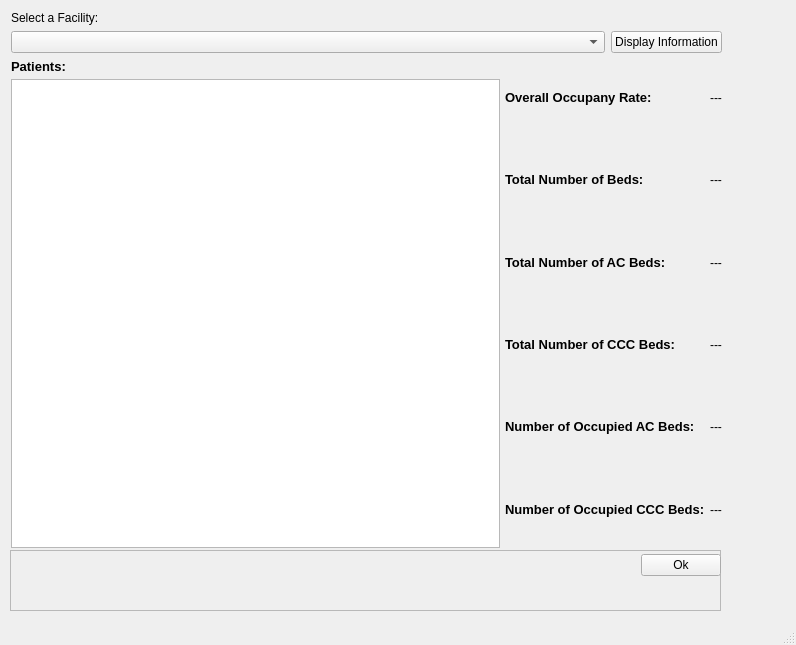
First picture: the form in viewfacility.ui, repository hummushaman/EOBCproject, before the edit.
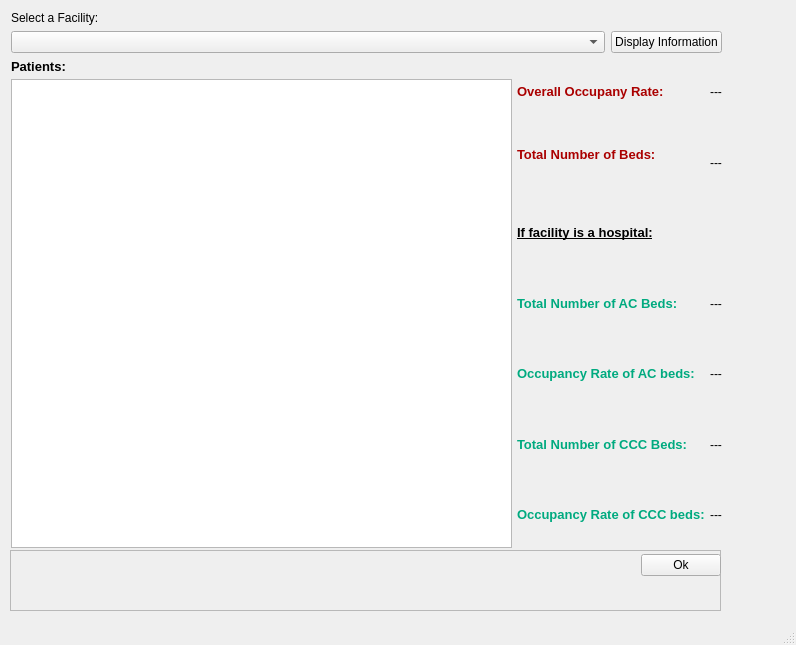
Second picture: the form after the edit.

Diff of the .ui file:
```diff
--- a/viewfacility.ui
+++ b/viewfacility.ui
@@ -163,7 +163,7 @@
 &lt;html&gt;&lt;head&gt;&lt;meta name=&quot;qrichtext&quot; content=&quot;1&quot; /&gt;&lt;style type=&quot;text/css&quot;&gt;
 p, li { white-space: pre-wrap; }
 &lt;/style&gt;&lt;/head&gt;&lt;body style=&quot; font-family:'Sans'; font-size:10pt; font-weight:400; font-style:normal;&quot;&gt;
-&lt;p style=&quot; margin-top:0px; margin-bottom:0px; margin-left:0px; margin-right:0px; -qt-block-indent:0; text-indent:0px;&quot;&gt;&lt;span style=&quot; font-weight:600;&quot;&gt;Overall Occupany Rate: &lt;/span&gt;&lt;/p&gt;&lt;/body&gt;&lt;/html&gt;</string>
+&lt;p style=&quot; margin-top:0px; margin-bottom:0px; margin-left:0px; margin-right:0px; -qt-block-indent:0; text-indent:0px;&quot;&gt;&lt;span style=&quot; font-weight:600; color:#aa0000;&quot;&gt;Overall Occupany Rate: &lt;/span&gt;&lt;/p&gt;&lt;/body&gt;&lt;/html&gt;</string>
              </property>
             </widget>
            </item>
@@ -174,7 +174,19 @@
 &lt;html&gt;&lt;head&gt;&lt;meta name=&quot;qrichtext&quot; content=&quot;1&quot; /&gt;&lt;style type=&quot;text/css&quot;&gt;
 p, li { white-space: pre-wrap; }
 &lt;/style&gt;&lt;/head&gt;&lt;body style=&quot; font-family:'Sans'; font-size:10pt; font-weight:400; font-style:normal;&quot;&gt;
-&lt;p style=&quot; margin-top:0px; margin-bottom:0px; margin-left:0px; margin-right:0px; -qt-block-indent:0; text-indent:0px;&quot;&gt;&lt;span style=&quot; font-weight:600;&quot;&gt;Total Number of Beds: &lt;/span&gt;&lt;/p&gt;&lt;/body&gt;&lt;/html&gt;</string>
+&lt;p style=&quot; margin-top:0px; margin-bottom:0px; margin-left:0px; margin-right:0px; -qt-block-indent:0; text-indent:0px;&quot;&gt;&lt;span style=&quot; font-weight:600; color:#aa0000;&quot;&gt;Total Number of Beds:&lt;/span&gt;&lt;/p&gt;
+&lt;p style=&quot;-qt-paragraph-type:empty; margin-top:0px; margin-bottom:0px; margin-left:0px; margin-right:0px; -qt-block-indent:0; text-indent:0px; font-weight:600; color:#aa0000;&quot;&gt;&lt;/p&gt;&lt;/body&gt;&lt;/html&gt;</string>
+             </property>
+            </widget>
+           </item>
+           <item>
+            <widget class="QLabel" name="label_5">
+             <property name="text">
+              <string>&lt;!DOCTYPE HTML PUBLIC &quot;-//W3C//DTD HTML 4.0//EN&quot; &quot;http://www.w3.org/TR/REC-html40/strict.dtd&quot;&gt;
+&lt;html&gt;&lt;head&gt;&lt;meta name=&quot;qrichtext&quot; content=&quot;1&quot; /&gt;&lt;style type=&quot;text/css&quot;&gt;
+p, li { white-space: pre-wrap; }
+&lt;/style&gt;&lt;/head&gt;&lt;body style=&quot; font-family:'Sans'; font-size:10pt; font-weight:400; font-style:normal;&quot;&gt;
+&lt;p style=&quot; margin-top:0px; margin-bottom:0px; margin-left:0px; margin-right:0px; -qt-block-indent:0; text-indent:0px;&quot;&gt;&lt;span style=&quot; font-weight:600; text-decoration: underline;&quot;&gt;If facility is a hospital:&lt;/span&gt;&lt;/p&gt;&lt;/body&gt;&lt;/html&gt;</string>
              </property>
             </widget>
            </item>
@@ -185,18 +197,7 @@
 &lt;html&gt;&lt;head&gt;&lt;meta name=&quot;qrichtext&quot; content=&quot;1&quot; /&gt;&lt;style type=&quot;text/css&quot;&gt;
 p, li { white-space: pre-wrap; }
 &lt;/style&gt;&lt;/head&gt;&lt;body style=&quot; font-family:'Sans'; font-size:10pt; font-weight:400; font-style:normal;&quot;&gt;
-&lt;p style=&quot; margin-top:0px; margin-bottom:0px; margin-left:0px; margin-right:0px; -qt-block-indent:0; text-indent:0px;&quot;&gt;&lt;span style=&quot; font-weight:600;&quot;&gt;Total Number of AC Beds:&lt;/span&gt;&lt;/p&gt;&lt;/body&gt;&lt;/html&gt;</string>
-             </property>
-            </widget>
-           </item>
-           <item>
-            <widget class="QLabel" name="label_8">
-             <property name="text">
-              <string>&lt;!DOCTYPE HTML PUBLIC &quot;-//W3C//DTD HTML 4.0//EN&quot; &quot;http://www.w3.org/TR/REC-html40/strict.dtd&quot;&gt;
-&lt;html&gt;&lt;head&gt;&lt;meta name=&quot;qrichtext&quot; content=&quot;1&quot; /&gt;&lt;style type=&quot;text/css&quot;&gt;
-p, li { white-space: pre-wrap; }
-&lt;/style&gt;&lt;/head&gt;&lt;body style=&quot; font-family:'Sans'; font-size:10pt; font-weight:400; font-style:normal;&quot;&gt;
-&lt;p style=&quot; margin-top:0px; margin-bottom:0px; margin-left:0px; margin-right:0px; -qt-block-indent:0; text-indent:0px;&quot;&gt;&lt;span style=&quot; font-weight:600;&quot;&gt;Total Number of CCC Beds:&lt;/span&gt;&lt;/p&gt;&lt;/body&gt;&lt;/html&gt;</string>
+&lt;p style=&quot; margin-top:0px; margin-bottom:0px; margin-left:0px; margin-right:0px; -qt-block-indent:0; text-indent:0px;&quot;&gt;&lt;span style=&quot; font-weight:600; color:#00aa7f;&quot;&gt;Total Number of AC Beds:&lt;/span&gt;&lt;/p&gt;&lt;/body&gt;&lt;/html&gt;</string>
              </property>
             </widget>
            </item>
@@ -207,7 +208,18 @@
 &lt;html&gt;&lt;head&gt;&lt;meta name=&quot;qrichtext&quot; content=&quot;1&quot; /&gt;&lt;style type=&quot;text/css&quot;&gt;
 p, li { white-space: pre-wrap; }
 &lt;/style&gt;&lt;/head&gt;&lt;body style=&quot; font-family:'Sans'; font-size:10pt; font-weight:400; font-style:normal;&quot;&gt;
-&lt;p style=&quot; margin-top:0px; margin-bottom:0px; margin-left:0px; margin-right:0px; -qt-block-indent:0; text-indent:0px;&quot;&gt;&lt;span style=&quot; font-weight:600;&quot;&gt;Number of Occupied AC Beds:&lt;/span&gt;&lt;/p&gt;&lt;/body&gt;&lt;/html&gt;</string>
+&lt;p style=&quot; margin-top:0px; margin-bottom:0px; margin-left:0px; margin-right:0px; -qt-block-indent:0; text-indent:0px;&quot;&gt;&lt;span style=&quot; font-weight:600; color:#00aa7f;&quot;&gt;Occupancy Rate of AC beds:&lt;/span&gt;&lt;/p&gt;&lt;/body&gt;&lt;/html&gt;</string>
+             </property>
+            </widget>
+           </item>
+           <item>
+            <widget class="QLabel" name="label_8">
+             <property name="text">
+              <string>&lt;!DOCTYPE HTML PUBLIC &quot;-//W3C//DTD HTML 4.0//EN&quot; &quot;http://www.w3.org/TR/REC-html40/strict.dtd&quot;&gt;
+&lt;html&gt;&lt;head&gt;&lt;meta name=&quot;qrichtext&quot; content=&quot;1&quot; /&gt;&lt;style type=&quot;text/css&quot;&gt;
+p, li { white-space: pre-wrap; }
+&lt;/style&gt;&lt;/head&gt;&lt;body style=&quot; font-family:'Sans'; font-size:10pt; font-weight:400; font-style:normal;&quot;&gt;
+&lt;p style=&quot; margin-top:0px; margin-bottom:0px; margin-left:0px; margin-right:0px; -qt-block-indent:0; text-indent:0px;&quot;&gt;&lt;span style=&quot; font-weight:600; color:#00aa7f;&quot;&gt;Total Number of CCC Beds:&lt;/span&gt;&lt;/p&gt;&lt;/body&gt;&lt;/html&gt;</string>
              </property>
             </widget>
            </item>
@@ -218,7 +230,7 @@
 &lt;html&gt;&lt;head&gt;&lt;meta name=&quot;qrichtext&quot; content=&quot;1&quot; /&gt;&lt;style type=&quot;text/css&quot;&gt;
 p, li { white-space: pre-wrap; }
 &lt;/style&gt;&lt;/head&gt;&lt;body style=&quot; font-family:'Sans'; font-size:10pt; font-weight:400; font-style:normal;&quot;&gt;
-&lt;p style=&quot; margin-top:0px; margin-bottom:0px; margin-left:0px; margin-right:0px; -qt-block-indent:0; text-indent:0px;&quot;&gt;&lt;span style=&quot; font-weight:600;&quot;&gt;Number of Occupied CCC Beds:&lt;/span&gt;&lt;/p&gt;&lt;/body&gt;&lt;/html&gt;</string>
+&lt;p style=&quot; margin-top:0px; margin-bottom:0px; margin-left:0px; margin-right:0px; -qt-block-indent:0; text-indent:0px;&quot;&gt;&lt;span style=&quot; font-weight:600; color:#00aa7f;&quot;&gt;Occupancy Rate of CCC beds:&lt;/span&gt;&lt;/p&gt;&lt;/body&gt;&lt;/html&gt;</string>
              </property>
             </widget>
            </item>
@@ -246,6 +258,13 @@
              </property>
             </widget>
            </item>
+           <item>
+            <widget class="QLabel" name="label_6">
+             <property name="text">
+              <string/>
+             </property>
+            </widget>
+           </item>
            <item>
             <widget class="QLabel" name="label_numACbeds">
              <property name="text">
@@ -256,16 +275,6 @@
              </property>
             </widget>
            </item>
-           <item>
-            <widget class="QLabel" name="label_numCCCbeds">
-             <property name="text">
-              <string>---</string>
-             </property>
-             <property name="alignment">
-              <set>Qt::AlignCenter</set>
-             </property>
-            </widget>
-           </item>
            <item>
             <widget class="QLabel" name="label_occRateAC">
              <property name="text">
@@ -276,6 +285,16 @@
              </property>
             </widget>
            </item>
+           <item>
+            <widget class="QLabel" name="label_numCCCbeds">
+             <property name="text">
+              <string>---</string>
+             </property>
+             <property name="alignment">
+              <set>Qt::AlignCenter</set>
+             </property>
+            </widget>
+           </item>
            <item>
             <widget class="QLabel" name="label_occRateCCC">
              <property name="text">
```
Left out of the diff: 3 changed lines with no effect on the pictures.
